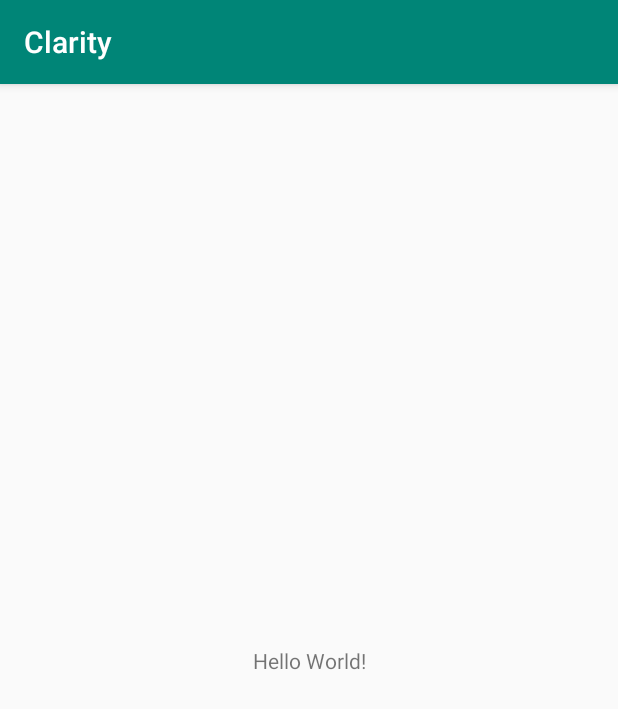
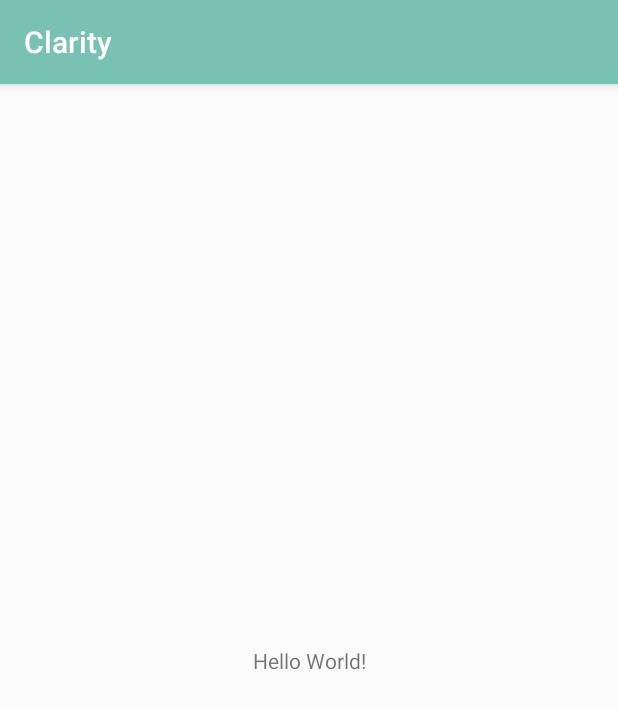
Before and after one commit to putrikarunia/clarity, an Android app: the screen it shows after launch (MainActivity), on a phone screen of 412 x 824 dp. Shown: the top 709 px of the screen. Run offline under Robolectric (Android 15) with nearby library versions, the phone set to English and light mode, and no system bars.

Commit message:
added splash screen and colors

```diff
--- /dev/null
+++ b/app/src/main/java/com/example/clarity/clarity/SplashActivity.java
@@ -0,0 +1,17 @@
+package com.example.clarity.clarity;
+
+import android.content.Intent;
+import android.os.Bundle;
+import android.support.annotation.Nullable;
+import android.support.v7.app.AppCompatActivity;
+
+public class SplashActivity extends AppCompatActivity {
+
+    @Override
+    protected void onCreate(@Nullable Bundle savedInstanceState) {
+        super.onCreate(savedInstanceState);
+        Intent intent = new Intent(this, MainActivity.class);
+        startActivity(intent);
+        finish();
+    }
+}
--- /dev/null
+++ b/app/src/main/res/drawable/background.xml
@@ -0,0 +1,12 @@
+<?xml version="1.0" encoding="utf-8"?>
+<layer-list xmlns:android="http://schemas.android.com/apk/res/android">
+
+    <item android:drawable="@color/colorPrimaryLight" />
+
+    <item>
+        <bitmap android:src="@drawable/logo"
+            android:gravity="center"
+            />
+    </item>
+
+</layer-list>
--- a/app/src/main/res/values/colors.xml
+++ b/app/src/main/res/values/colors.xml
@@ -1,6 +1,12 @@
 <?xml version="1.0" encoding="utf-8"?>
 <resources>
-    <color name="colorPrimary">#008577</color>
+    <!--<color name="colorPrimary">#008577</color>-->
     <color name="colorPrimaryDark">#00574B</color>
     <color name="colorAccent">#D81B60</color>
+
+    <color name="colorPrimary">#79C1B3</color>
+    <color name="colorPrimaryLight">#98DACD</color>
+    <color name="defaultBackground">#FCFAF5</color>
+    <color name="defaultText">#3F3F3D</color>
+    <color name="defaultHighlight">#FBDDA1</color>
 </resources>
--- a/app/src/main/res/values/styles.xml
+++ b/app/src/main/res/values/styles.xml
@@ -8,4 +8,7 @@
         <item name="colorAccent">@color/colorAccent</item>
     </style>
 
+    <style name="SplashTheme" parent="Theme.AppCompat.NoActionBar">
+        <item name="android:windowBackground">@drawable/background</item>
+    </style>
 </resources>
```
Also changed, not shown: app/src/main/AndroidManifest.xml (+6 -2 lines), app/src/main/res/layout/activity_splash.xml (added, +9 -0 lines), app/src/main/res/drawable-v24/logo.png (added).
